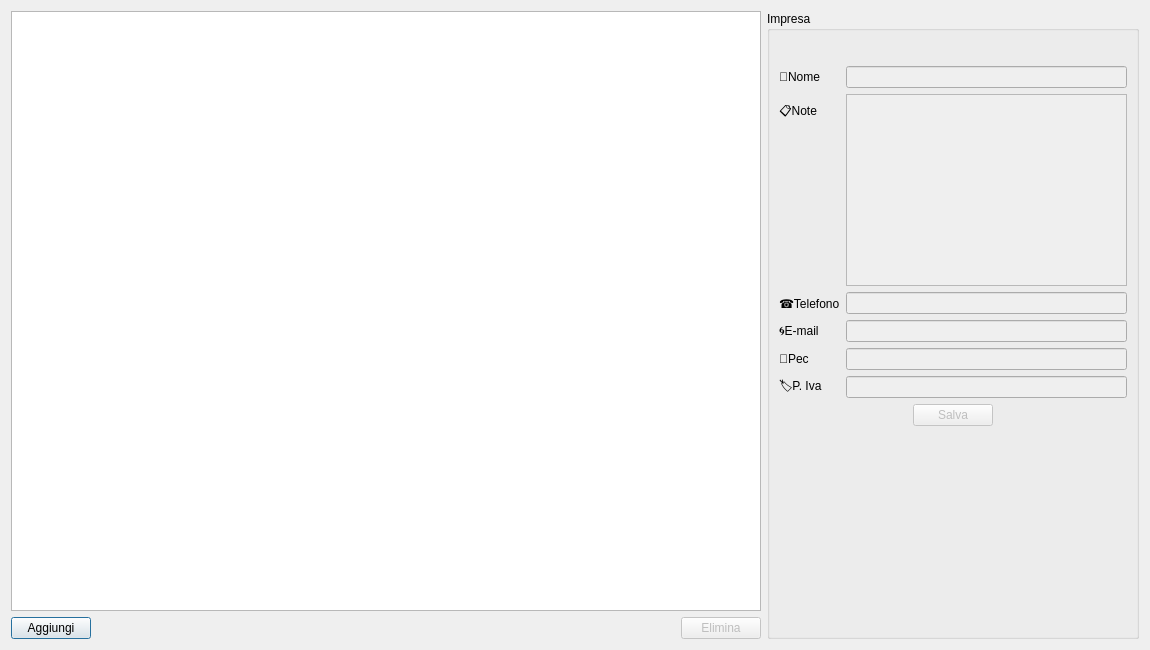
Above: imprese.ui from tarateo78/Praticometro before the change. Below: the same form after it.
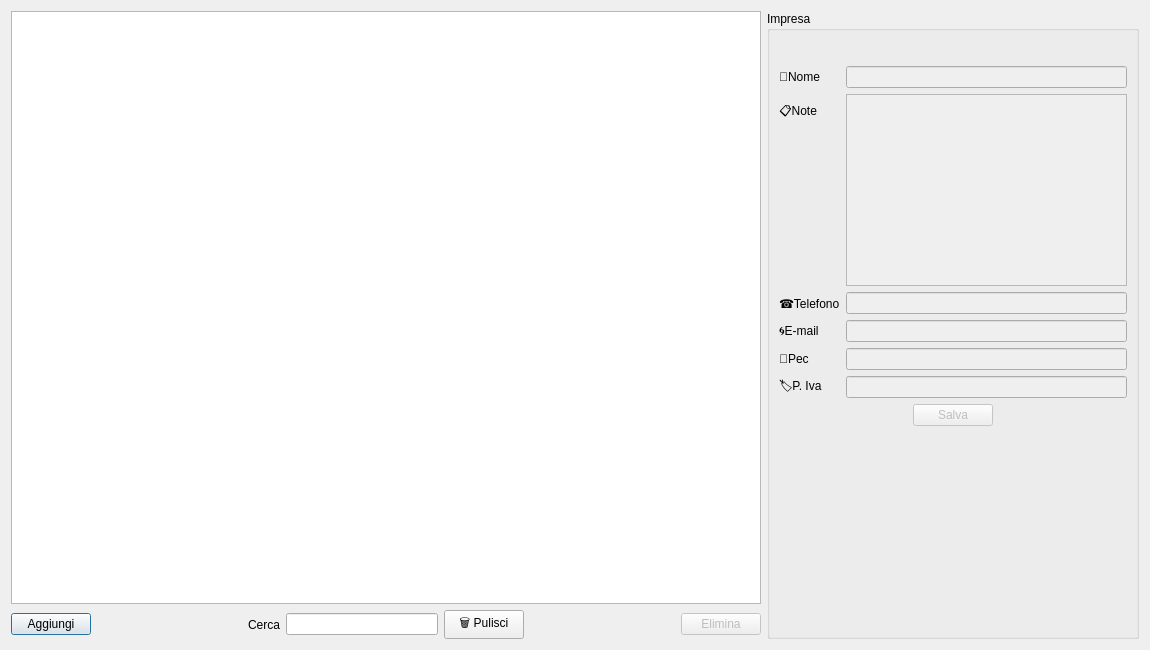
That is the form after the change. Icons and pictures are not drawn.

Commit message: Agg Cerca in Imprese e Professionisti + Aggiustamenti

What changed in the file:
```diff
--- a/imprese.ui
+++ b/imprese.ui
@@ -54,6 +54,36 @@
          </property>
         </spacer>
        </item>
+       <item>
+        <widget class="QLabel" name="label_8">
+         <property name="text">
+          <string>Cerca</string>
+         </property>
+        </widget>
+       </item>
+       <item>
+        <widget class="QLineEdit" name="cercaEdit"/>
+       </item>
+       <item>
+        <widget class="QPushButton" name="btnClear">
+         <property name="text">
+          <string>🗑 Pulisci</string>
+         </property>
+        </widget>
+       </item>
+       <item>
+        <spacer name="horizontalSpacer_5">
+         <property name="orientation">
+          <enum>Qt::Horizontal</enum>
+         </property>
+         <property name="sizeHint" stdset="0">
+          <size>
+           <width>40</width>
+           <height>20</height>
+          </size>
+         </property>
+        </spacer>
+       </item>
        <item>
         <widget class="QPushButton" name="btnElimina">
          <property name="enabled">
@@ -97,7 +127,13 @@
              <string/>
             </property>
             <property name="pixmap">
-             <pixmap resource="Immagini.qrc">:/icone/icone_32/scavatore.png</pixmap>
+             <pixmap resource="Immagini.qrc">:/icone/icone_32/impresa.png</pixmap>
+            </property>
+            <property name="scaledContents">
+             <bool>true</bool>
+            </property>
+            <property name="margin">
+             <number>0</number>
             </property>
            </widget>
           </item>
```
Left out of the diff: 13 changed lines with no effect on the pictures. The commit also changes 11 other files.
